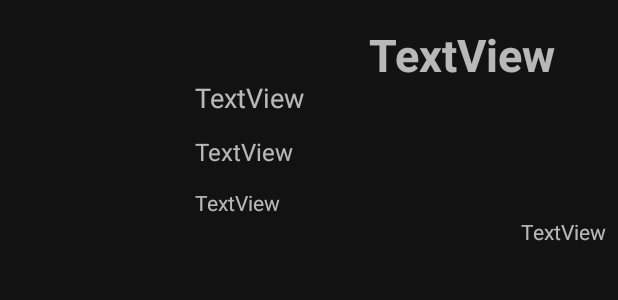
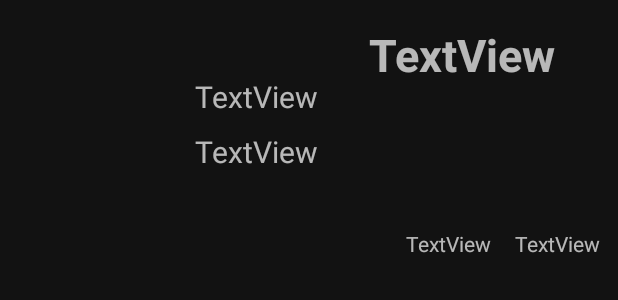
Before and after one commit to UNIZAR-30226-2020-08/Android, an Android app: the layout historial.xml on its own in the app's theme, with its tools: preview values and no code run, on a phone screen of 412 x 824 dp. Shown: the top 300 px of the screen. Run offline under Robolectric (Android 15) with nearby library versions, the phone set to English and light mode, and no system bars; network calls fail.

Commit message:
historial

```diff
--- a/Guinote/app/src/main/res/layout/historial.xml
+++ b/Guinote/app/src/main/res/layout/historial.xml
@@ -55,13 +55,13 @@
 
     <TextView
         android:id="@+id/Tapete"
-        android:layout_width="119dp"
-        android:layout_height="23dp"
+        android:layout_width="wrap_content"
+        android:layout_height="wrap_content"
         android:layout_marginLeft="8dp"
         android:layout_marginTop="8dp"
         android:layout_marginBottom="8dp"
         android:text="TextView"
-        android:textSize="18sp"
+        android:textSize="20dp"
         app:layout_constraintBottom_toTopOf="@+id/guideline2"
         app:layout_constraintLeft_toLeftOf="@+id/guideline7"
         app:layout_constraintTop_toTopOf="@+id/guideline" />
@@ -74,21 +74,11 @@
         android:layout_marginLeft="8dp"
         android:layout_marginTop="8dp"
         android:text="TextView"
-        android:textSize="16sp"
+        android:textSize="20dp"
         app:layout_constraintBottom_toTopOf="@+id/guideline3"
         app:layout_constraintLeft_toLeftOf="@+id/guideline7"
         app:layout_constraintTop_toTopOf="@+id/guideline2" />
 
-    <TextView
-        android:id="@+id/Duracion"
-        android:layout_width="wrap_content"
-        android:layout_height="wrap_content"
-        android:layout_marginBottom="8dp"
-        android:layout_marginLeft="8dp"
-        android:layout_marginRight="8dp"
-        android:text="TextView"
-        app:layout_constraintBottom_toTopOf="@+id/guideline4"
-        app:layout_constraintRight_toRightOf="parent" />
 
     <ImageView
         android:id="@+id/ImagenUsuario"
@@ -104,16 +94,31 @@
         app:layout_constraintRight_toLeftOf="@+id/guideline7"
         app:layout_constraintTop_toTopOf="@+id/guideline6" />
 
+    <LinearLayout
+        android:layout_width="wrap_content"
+        android:layout_height="wrap_content"
+        android:orientation="horizontal"
+        app:layout_constraintBottom_toTopOf="@+id/guideline4"
+        app:layout_constraintRight_toRightOf="parent"
+        android:layout_marginRight="12dp">
+        <TextView
+            android:id="@+id/Duracion"
+            android:layout_width="wrap_content"
+            android:layout_height="wrap_content"
+
+            android:layout_marginRight="8dp"
+            android:text="TextView" />
         <TextView
             android:id="@+id/Puntuación"
-        android:layout_width="137dp"
-        android:layout_height="33dp"
+            android:layout_width="wrap_content"
+            android:layout_height="wrap_content"
             android:layout_marginLeft="8dp"
             app:layout_constraintBottom_toTopOf="@+id/guideline4"
             app:layout_constraintStart_toStartOf="@+id/guideline7"
             app:layout_constraintTop_toTopOf="@+id/guideline3"
             app:layout_constraintVertical_bias="0.341"
             android:text="TextView"/>
+    </LinearLayout>
 
     <TextView
         android:id="@+id/Victoria"
```
Also changed, not shown: Guinote/app/src/main/java/com/app/guinote/HistAdapter.java (+7 -4 lines), Guinote/app/src/main/java/com/app/guinote/HistorialPartidas.java (+73 -10 lines). Lines whose indentation alone changed are shown as unchanged.
